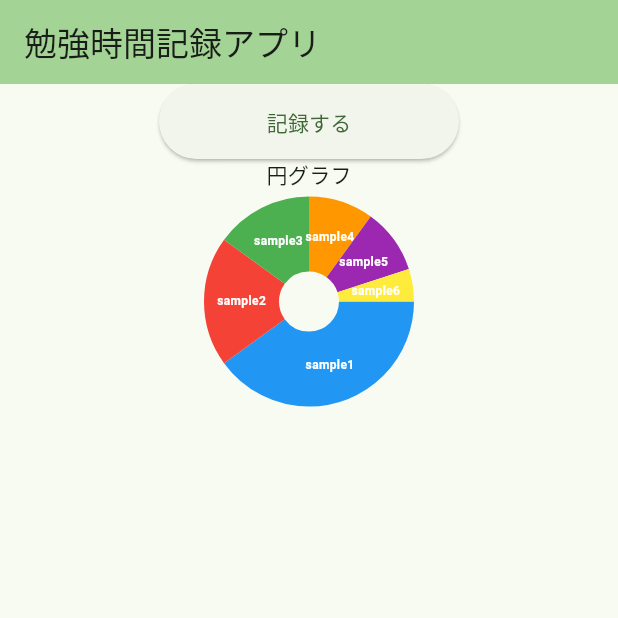
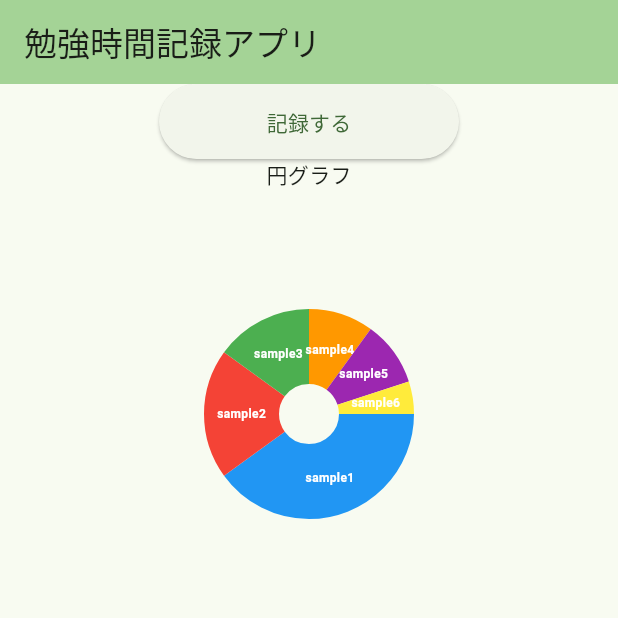
Before and after one commit to Yuuu12345/StudyTime, a Flutter app: the screen it shows after launch, on a phone screen of 412 x 824 dp, the top half of it. Run offline on Flutter 3.47's test engine with Material 3 defaults, Android fonts, the light colour scheme and no system bars; drawn by our look-alikes of fl_chart; our stand-ins replace cloud_firestore, firebase_core, flutter_colorpicker; accounts and stored records are empty.

Commit message:
コミット

```diff
--- a/lib/main.dart
+++ b/lib/main.dart
@@ -4,6 +4,8 @@ import 'package:fl_chart/fl_chart.dart';
 import 'package:cloud_firestore/cloud_firestore.dart';
 import 'package:firebase_core/firebase_core.dart';
 import 'firebase_options.dart';
+
+
 
 void main() async {
   WidgetsFlutterBinding.ensureInitialized();
@@ -70,7 +72,7 @@ class piechartSample extends StatelessWidget {
         case 4:
          return PieChartSectionData(
           color: Colors.purple,
-          value: 10,
+          value: 100-90,
           title: 'sample5',
           radius: radius,
           titleStyle: TextStyle(
@@ -113,7 +115,7 @@ class piechartSample extends StatelessWidget {
             const Text('円グラフ'),
             SizedBox(
               width:200,
-              height:150,
+              height:300,
 
               child:PieChart(
                 PieChartData(
```
Also changed, not shown: lib/next_page.dart (+24 -5 lines).
